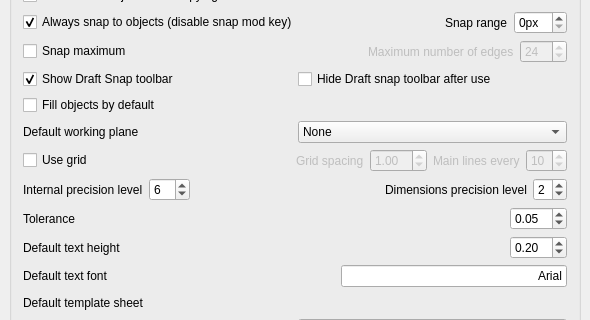
This is src/Mod/Draft/Resources/ui/userprefs-base.ui in berndhahnebach/All_FreeCAD as Qt 5 draws it before an edit; both pictures show x 0 to 590 and y 220 to 540 of the 590 by 638 pixel window. The edited form follows.
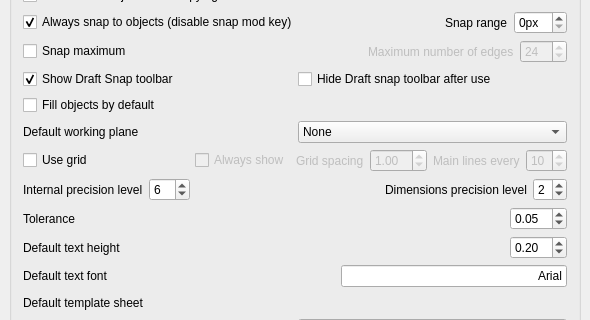
This is the edited form. Custom widgets are drawn as their Qt base class.

```diff
--- a/src/Mod/Draft/Resources/ui/userprefs-base.ui
+++ b/src/Mod/Draft/Resources/ui/userprefs-base.ui
@@ -657,6 +657,25 @@
           </property>
          </spacer>
         </item>
+        <item>
+         <widget class="Gui::PrefCheckBox" name="gui::prefcheckbox_10">
+          <property name="enabled">
+           <bool>false</bool>
+          </property>
+          <property name="toolTip">
+           <string>If checked, the Draft grid will always be visible when the Draft workbench is active. Otherwise only when using a command</string>
+          </property>
+          <property name="text">
+           <string>Always show</string>
+          </property>
+          <property name="prefEntry" stdset="0">
+           <cstring>alwaysShowGrid</cstring>
+          </property>
+          <property name="prefPath" stdset="0">
+           <cstring>Mod/Draft</cstring>
+          </property>
+         </widget>
+        </item>
         <item>
          <widget class="QLabel" name="label_15">
           <property name="enabled">
```
Left out of the diff: 16 changed lines with no effect on the pictures.
